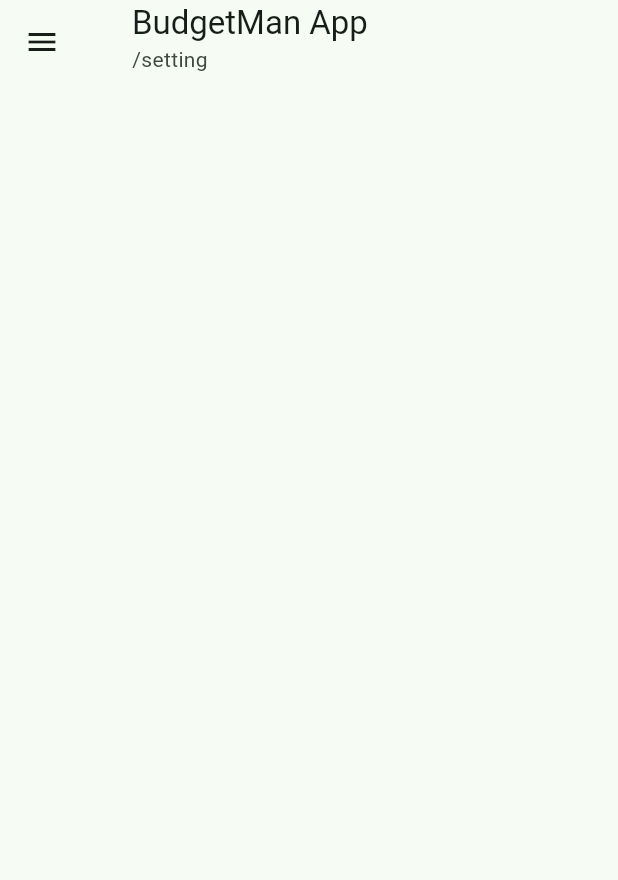
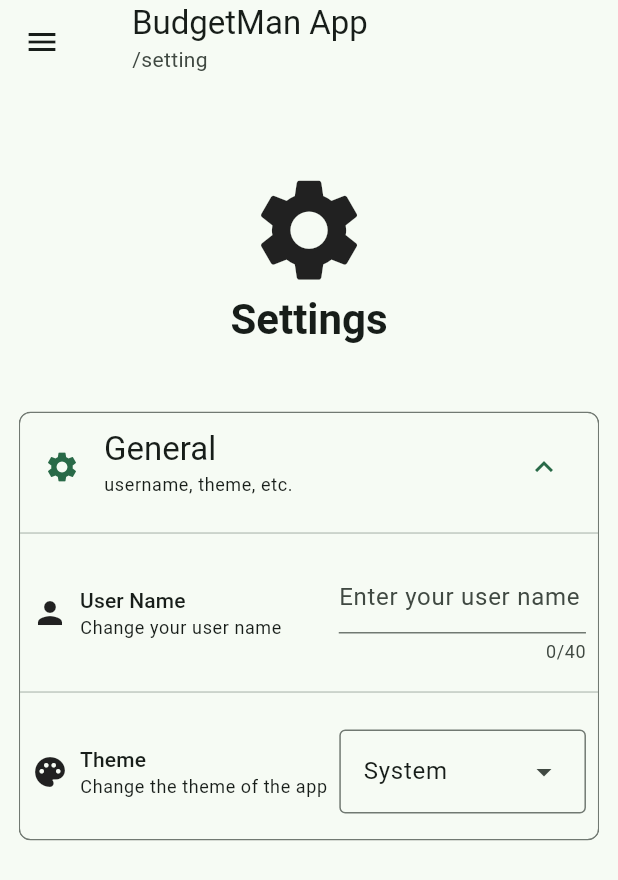
Before and after one commit to SkyJTx/budgetman, a Flutter app: the screen it shows after launch, on a phone screen of 412 x 824 dp. Shown: the top 880 px of the screen. Run offline on Flutter 3.47's test engine with Material 3 defaults, Android fonts, the light colour scheme and no system bars; our stand-ins replace equatable, flutter_animate, flutter_bloc, get_it, go_router, isar and 1 more; accounts and stored records are empty; generated files the repository leaves out were written again.

Commit message:
add setting page

```diff
--- a/lib/client/presentation/setting/setting_page.dart
+++ b/lib/client/presentation/setting/setting_page.dart
@@ -1,8 +1,14 @@
+import 'package:budgetman/client/bloc/settings/settings_bloc.dart';
+import 'package:budgetman/client/component/component.dart';
 import 'package:flutter/material.dart';
+import 'package:flutter_bloc/flutter_bloc.dart';
+import 'package:budgetman/extension.dart';
+import 'package:sizer/sizer.dart';
 
 class SettingPage extends StatefulWidget {
   const SettingPage({super.key});
 
+  static const String pageName = 'Setting';
   static const String routeName = '/setting';
 
   @override
@@ -10,8 +16,92 @@ class SettingPage extends StatefulWidget {
 }
 
 class SettingPageState extends State<SettingPage> {
+  final userNameController = TextEditingController();
   @override
   Widget build(BuildContext context) {
-    return Container();
+    return BlocConsumer<SettingsBloc, SettingsState>(
+      listener: (context, state) {
+        userNameController.text = state.name;
+      },
+      builder: (context, state) {
+        return ListView(
+          children: [
+            Align(
+              alignment: Alignment.center,
+              child: Container(
+                padding: const EdgeInsets.all(20),
+                width: [50.w, 50.h].min.toDouble(),
+                height: [50.w, 50.h].min.toDouble(),
+                child: Column(
+                  mainAxisAlignment: MainAxisAlignment.center,
+                  children: [
+                    Icon(
+                      Icons.settings,
+                      size: 10.h,
+                    ),
+                    Text(
+                      'Settings',
+                      style: context.textTheme.headlineMedium?.copyWith(
+                        fontWeight: FontWeight.bold,
+                      ),
+                    ),
+                  ],
+                ),
+              ),
+            ),
+            CustomExpansionTile(
+              context: context,
+              leading: const Icon(Icons.settings),
+              title: 'General',
+              subtitle: 'username, theme, etc.',
+              children: [
+                CustomListTile(
+                  leading: const Icon(Icons.person),
+                  title: 'User Name',
+                  subtitle: 'Change your user name',
+                  trailing: TextField(
+                    controller: userNameController,
+                    decoration: const InputDecoration(
+                      hintText: 'Enter your user name',
+                    ),
+                    maxLength: 40,
+                    onChanged: (value) => context.bloc<SettingsBloc>()?.setName(value),
+                  ),
+                ),
+                CustomListTile(
+                  leading: const Icon(Icons.palette),
+                  title: 'Theme',
+                  subtitle: 'Change the theme of the app',
+                  trailing: DropdownMenu(
+                    initialSelection: state.theme,
+                    dropdownMenuEntries: const [
+                      DropdownMenuEntry(
+                        leadingIcon: Icon(Icons.brightness_5),
+                        value: ThemeMode.light,
+                        label: 'Light',
+                      ),
+                      DropdownMenuEntry(
+                        leadingIcon: Icon(Icons.brightness_2),
+                        value: ThemeMode.dark,
+                        label: 'Dark',
+                      ),
+                      DropdownMenuEntry(
+                        leadingIcon: Icon(Icons.brightness_auto),
+                        value: ThemeMode.system,
+                        label: 'System',
+                      ),
+                    ],
+                    onSelected: (value) {
+                      if (value == null) return;
+                      context.bloc<SettingsBloc>()?.setTheme(value);
+                    },
+                  ),
+                ),
+              ],
+            ),
+          ],
+        );
+      },
+    );
   }
 }
```
